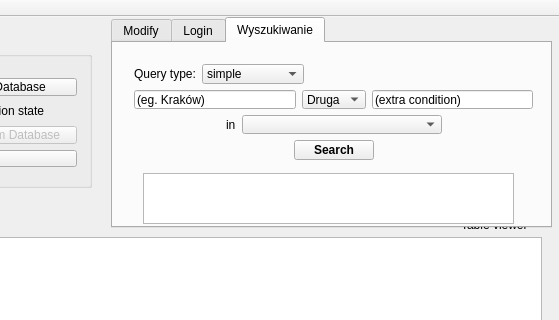
This is mainwindow.ui in palucki/leauge-explorer as Qt 5 draws it before an edit; both pictures show x 119 to 678 and y 0 to 320 of the 678 by 514 pixel window. The edited form follows.
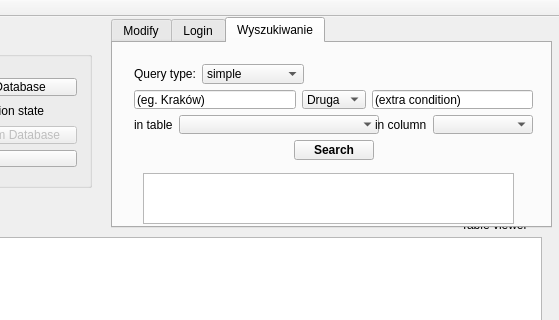
This is the edited form.

Commit message: Can found record in any column

What changed in the file:
```diff
--- a/mainwindow.ui
+++ b/mainwindow.ui
@@ -450,7 +450,7 @@
          <item>
           <widget class="QLabel" name="label_6">
            <property name="text">
-            <string>in</string>
+            <string>in table</string>
            </property>
           </widget>
          </item>
@@ -464,6 +464,23 @@
            </property>
           </widget>
          </item>
+         <item>
+          <widget class="QLabel" name="label_8">
+           <property name="text">
+            <string>in column</string>
+           </property>
+          </widget>
+         </item>
+         <item>
+          <widget class="QComboBox" name="columnForSearch">
+           <property name="minimumSize">
+            <size>
+             <width>100</width>
+             <height>0</height>
+            </size>
+           </property>
+          </widget>
+         </item>
          <item>
           <spacer name="horizontalSpacer_7">
            <property name="orientation">
```
The commit also changes 5 other files.
